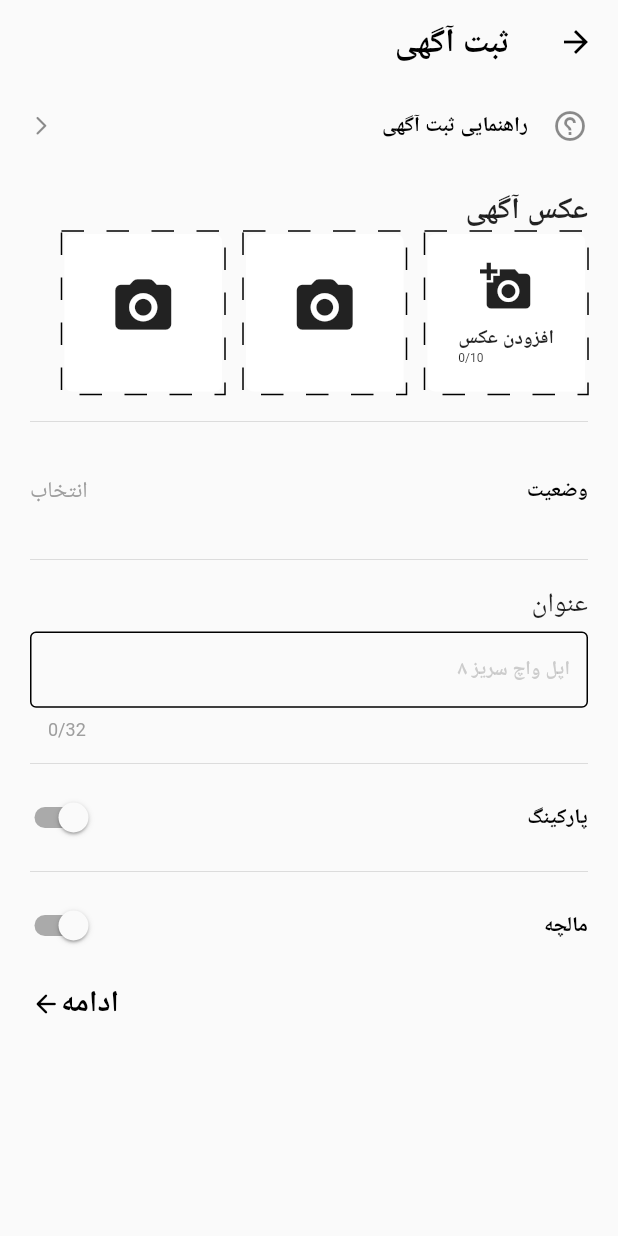
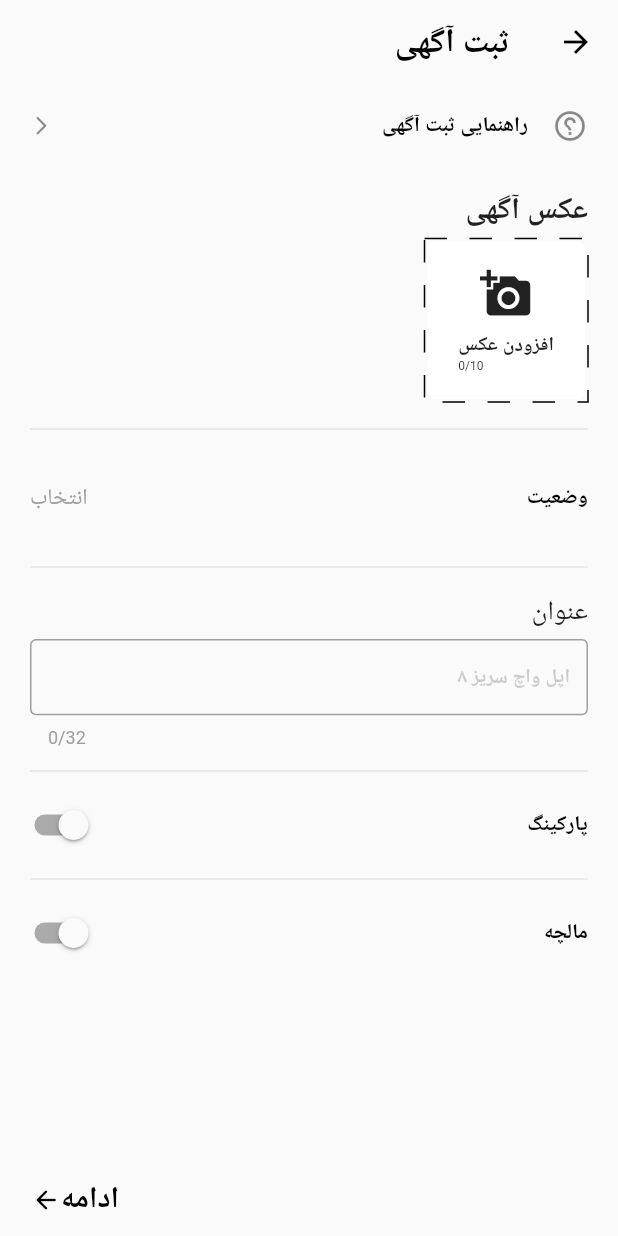
Before and after one commit to ArtaDivarOfficial/Arta-Divar, a Flutter app: the screen it shows after launch, on a phone screen of 412 x 824 dp. Run offline on Flutter 3.47's test engine with Material 2 defaults, Android fonts, the light colour scheme and no system bars; drawn by our look-alikes of dotted_border; our stand-ins replace bloc, connectivity_plus, dio, easy_localization, firebase_core, firebase_database and 2 more; missing offline and left inert: sms_otp_auto_verify; accounts and stored records are empty; network calls fail.

Commit message:
some fixes on add_screen

```diff
--- a/lib/screens/main_screens/add_screen/add_screen.dart
+++ b/lib/screens/main_screens/add_screen/add_screen.dart
@@ -24,6 +24,10 @@ class _AddScreenState extends State<AddScreen> {
           title: const Text('ثبت آگهی'),
         ),
         body: SingleChildScrollView(
+          child: SizedBox(
+            height: MediaQuery.of(context).size.height -
+                MediaQuery.of(context).padding.top -
+                kToolbarHeight,
             child: Column(
               crossAxisAlignment: CrossAxisAlignment.start,
               children: [
@@ -62,6 +66,8 @@ class _AddScreenState extends State<AddScreen> {
                 const ToggleWidget(
                   title: 'مالچه',
                 ),
+                // SizedBox(height: MediaQuery.of(context).size.height * 0.1),
+                Spacer(),
                 // تکست باتون «ادامه» برای رفتن به صفحه بعدی
                 ContinueTextButtonWidget(
                   text: 'ادامه',
@@ -71,6 +77,7 @@ class _AddScreenState extends State<AddScreen> {
             ),
           ),
         ),
+      ),
     );
   }
 }
--- a/lib/screens/main_screens/add_screen/widgets/advertisement_select_image.dart
+++ b/lib/screens/main_screens/add_screen/widgets/advertisement_select_image.dart
@@ -14,22 +14,45 @@ class AdvertisementSelectImage extends StatefulWidget {
 
 class _AdvertisementSelectImageState extends State<AdvertisementSelectImage> {
   int imgCounter = 0;
+  int selectedImage = 1;
   @override
   Widget build(BuildContext context) {
     return Column(
       crossAxisAlignment: CrossAxisAlignment.start,
       children: [
         const SizedBox(height: 15),
-        const Padding(
-          padding: EdgeInsets.symmetric(horizontal: 20),
-          child: Text(
+        Padding(
+          padding: const EdgeInsets.symmetric(horizontal: 20),
+          child: Row(
+            mainAxisAlignment: MainAxisAlignment.spaceBetween,
+            children: [
+              const Text(
                 'عکس آگهی',
                 style: TextStyle(
                   fontSize: 20,
                   fontWeight: FontWeight.w600,
                 ),
               ),
+              selectedImage > 1
+                  ? GestureDetector(
+                      onTap: () {
+                        setState(() {
+                          selectedImage = 1;
+                        });
+                      },
+                      child: const Text(
+                        'باز نشانی',
+                        style: TextStyle(
+                          fontSize: 14,
+                          fontWeight: FontWeight.w600,
                         ),
+                      ),
+                    )
+                  : const SizedBox(),
+            ],
+          ),
+        ),
+        const SizedBox(height: 5),
         Padding(
           padding: const EdgeInsets.symmetric(horizontal: 20),
           child: Wrap(
@@ -38,8 +61,16 @@ class _AdvertisementSelectImageState extends State<AdvertisementSelectImage> {
             runSpacing: 12,
             children: [
               ...List.generate(
-                3,
-                (index) => DottedBorder(
+                selectedImage,
+                (index) => GestureDetector(
+                  onTap: () {
+                    setState(() {
+                      if (selectedImage <= 10) {
+                        selectedImage++;
+                      }
+                    });
+                  },
+                  child: DottedBorder(
                     dashPattern: const [15],
                     child: Container(
                       width: 105,
@@ -80,6 +111,7 @@ class _AdvertisementSelectImageState extends State<AdvertisementSelectImage> {
                       ),
                     ),
                   ),
+                ),
               )
             ],
           ),
--- a/lib/screens/main_screens/add_screen/widgets/custom_text_field.dart
+++ b/lib/screens/main_screens/add_screen/widgets/custom_text_field.dart
@@ -50,7 +50,9 @@ class CustomTextField extends StatelessWidget {
                 );
               },
               decoration: InputDecoration(
-                enabledBorder: const OutlineInputBorder(),
+                enabledBorder: const OutlineInputBorder(
+                  borderSide: BorderSide(color: kGreyColor),
+                ),
                 focusedBorder: const OutlineInputBorder(),
                 hintText: hintText,
                 border: const OutlineInputBorder(),
```
Lines whose indentation alone changed are shown as unchanged.
